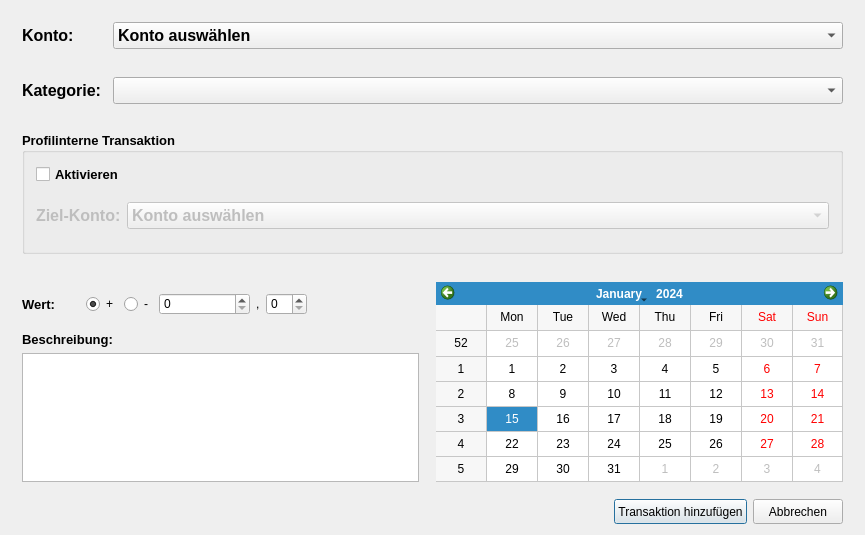
Above: CoinKeeper/Form Files/addtransactionwindow.ui from JannikPrinz/CoinKeeper before the change. Below: the same form after it.
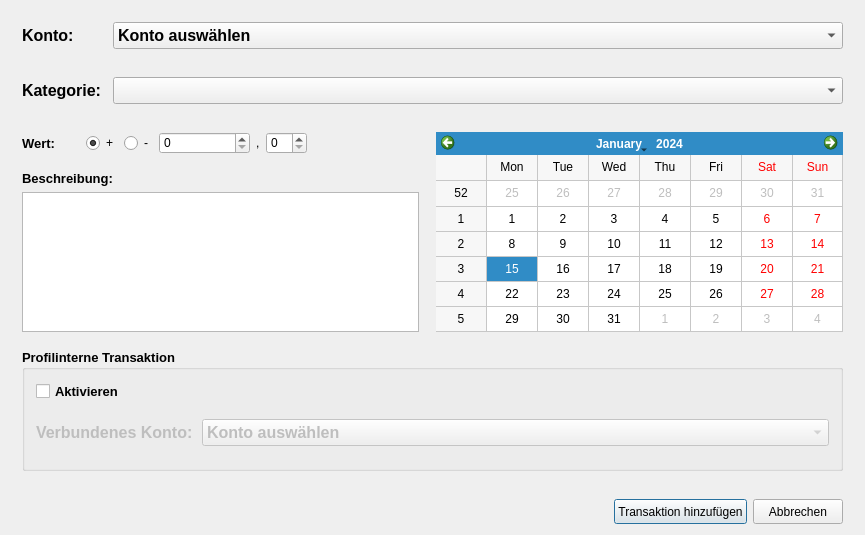
That is the form after the change.

Commit message: [Refactoring] Refactor design of the transaction window.

```diff
--- a/CoinKeeper/Form Files/addtransactionwindow.ui
+++ b/CoinKeeper/Form Files/addtransactionwindow.ui
@@ -121,103 +121,6 @@
      </layout>
     </widget>
    </item>
-   <item>
-    <widget class="QWidget" name="widget" native="true">
-     <layout class="QHBoxLayout" name="horizontalLayout_6">
-      <item>
-       <widget class="QGroupBox" name="groupBoxInternalTransaction">
-        <property name="font">
-         <font>
-          <family>Arial</family>
-          <pointsize>10</pointsize>
-          <weight>75</weight>
-          <bold>true</bold>
-         </font>
-        </property>
-        <property name="title">
-         <string>Profilinterne Transaktion</string>
-        </property>
-        <layout class="QVBoxLayout" name="verticalLayout_3">
-         <item>
-          <widget class="QCheckBox" name="checkBoxActivateInternalTransaction">
-           <property name="font">
-            <font>
-             <family>Arial</family>
-             <pointsize>10</pointsize>
-             <weight>75</weight>
-             <bold>true</bold>
-            </font>
-           </property>
-           <property name="text">
-            <string>Aktivieren</string>
-           </property>
-          </widget>
-         </item>
-         <item>
-          <widget class="QWidget" name="widgetTargetAccount" native="true">
-           <layout class="QHBoxLayout" name="horizontalLayout_9">
-            <property name="leftMargin">
-             <number>0</number>
-            </property>
-            <property name="rightMargin">
-             <number>0</number>
-            </property>
-            <item>
-             <widget class="QLabel" name="lblTargetAccount">
-              <property name="enabled">
-               <bool>false</bool>
-              </property>
-              <property name="maximumSize">
-               <size>
-                <width>85</width>
-                <height>16777215</height>
-               </size>
-              </property>
-              <property name="font">
-               <font>
-                <family>Arial</family>
-                <pointsize>12</pointsize>
-                <weight>75</weight>
-                <bold>true</bold>
-               </font>
-              </property>
-              <property name="text">
-               <string>Ziel-Konto:</string>
-              </property>
-             </widget>
-            </item>
-            <item>
-             <widget class="QComboBox" name="comboBoxChooseTargetAccount">
-              <property name="enabled">
-               <bool>false</bool>
-              </property>
-              <property name="font">
-               <font>
-                <family>Arial</family>
-                <pointsize>12</pointsize>
-                <weight>75</weight>
-                <bold>true</bold>
-               </font>
-              </property>
-              <property name="duplicatesEnabled">
-               <bool>true</bool>
-              </property>
-              <item>
-               <property name="text">
-                <string>Konto auswählen</string>
-               </property>
-              </item>
-             </widget>
-            </item>
-           </layout>
-          </widget>
-         </item>
-        </layout>
-       </widget>
-      </item>
-     </layout>
-    </widget>
-   </item>
    <item>
     <widget class="QWidget" name="widgetValueDateDescription" native="true">
      <layout class="QHBoxLayout" name="horizontalLayout_4">
@@ -242,6 +145,9 @@
             <property name="leftMargin">
              <number>0</number>
             </property>
+            <property name="topMargin">
+             <number>0</number>
+            </property>
             <property name="rightMargin">
              <number>0</number>
             </property>
@@ -390,7 +296,7 @@
        <widget class="QCalendarWidget" name="calendarWidget">
         <property name="minimumSize">
          <size>
-          <width>251</width>
+          <width>320</width>
           <height>191</height>
          </size>
         </property>
@@ -402,6 +308,103 @@
      </layout>
     </widget>
    </item>
+   <item>
+    <widget class="QWidget" name="widget" native="true">
+     <layout class="QHBoxLayout" name="horizontalLayout_6">
+      <item>
+       <widget class="QGroupBox" name="groupBoxInternalTransaction">
+        <property name="font">
+         <font>
+          <family>Arial</family>
+          <pointsize>10</pointsize>
+          <weight>75</weight>
+          <bold>true</bold>
+         </font>
+        </property>
+        <property name="title">
+         <string>Profilinterne Transaktion</string>
+        </property>
+        <layout class="QVBoxLayout" name="verticalLayout_3">
+         <item>
+          <widget class="QCheckBox" name="checkBoxActivateInternalTransaction">
+           <property name="font">
+            <font>
+             <family>Arial</family>
+             <pointsize>10</pointsize>
+             <weight>75</weight>
+             <bold>true</bold>
+            </font>
+           </property>
+           <property name="text">
+            <string>Aktivieren</string>
+           </property>
+          </widget>
+         </item>
+         <item>
+          <widget class="QWidget" name="widgetTargetAccount" native="true">
+           <layout class="QHBoxLayout" name="horizontalLayout_9">
+            <property name="leftMargin">
+             <number>0</number>
+            </property>
+            <property name="rightMargin">
+             <number>0</number>
+            </property>
+            <item>
+             <widget class="QLabel" name="lblTargetAccount">
+              <property name="enabled">
+               <bool>false</bool>
+              </property>
+              <property name="maximumSize">
+               <size>
+                <width>160</width>
+                <height>16777215</height>
+               </size>
+              </property>
+              <property name="font">
+               <font>
+                <family>Arial</family>
+                <pointsize>12</pointsize>
+                <weight>75</weight>
+                <bold>true</bold>
+               </font>
+              </property>
+              <property name="text">
+               <string>Verbundenes Konto:</string>
+              </property>
+             </widget>
+            </item>
+            <item>
+             <widget class="QComboBox" name="comboBoxChooseTargetAccount">
+              <property name="enabled">
+               <bool>false</bool>
+              </property>
+              <property name="font">
+               <font>
+                <family>Arial</family>
+                <pointsize>12</pointsize>
+                <weight>75</weight>
+                <bold>true</bold>
+               </font>
+              </property>
+              <property name="duplicatesEnabled">
+               <bool>true</bool>
+              </property>
+              <item>
+               <property name="text">
+                <string>Konto auswählen</string>
+               </property>
+              </item>
+             </widget>
+            </item>
+           </layout>
+          </widget>
+         </item>
+        </layout>
+       </widget>
+      </item>
+     </layout>
+    </widget>
+   </item>
    <item>
     <widget class="QWidget" name="widgetButtons" native="true">
      <property name="maximumSize">
```
Left out of the diff: 4 changed lines with no effect on the pictures. The commit also changes 3 other files.
